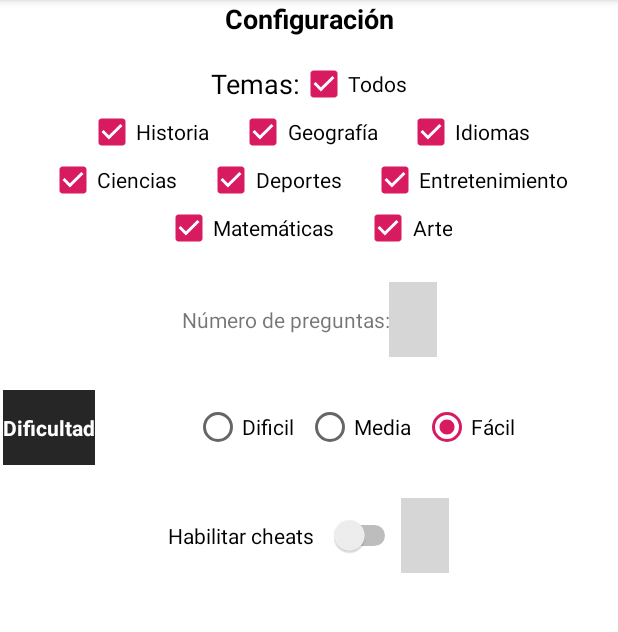
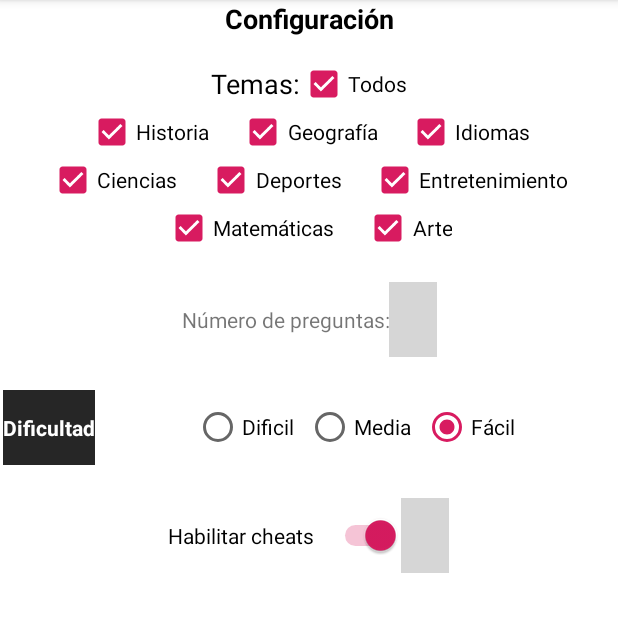
Before and after one commit to Kevintamayoa/FakePreguntados, an Android app: the form_opciones screen opened directly, with no data from a screen before it, on a phone screen of 412 x 824 dp, the part 84-716 px from its top. Run offline under Robolectric (Android 15) with nearby library versions, the light colour scheme and no system bars; libraries missing offline, so code that uses them is left out: com.michaelmuenzer.android; plain views replace ScrollableNumberPicker; 2 statements that could not run were skipped; grey boxes are pictures that could not be loaded.

Commit message:
Cree un banco de categorias como hice con el de preguntas. Quite de Categorias las categorias y las movi a Banco de categorias. En la clase de from_opciones hice que funcionaran graficamente los botones. Cree una clase Opciones ActivityModel como con el activity de preguntas para poder utilizarla, no se si sera util pero la cree por si acaso

```diff
--- /dev/null
+++ b/app/src/main/java/com/example/fakepreguntado/OpcionesActivityModel.java
@@ -0,0 +1,6 @@
+package com.example.fakepreguntado;
+
+import android.arch.lifecycle.ViewModel;
+
+public class OpcionesActivityModel extends ViewModel {
+}
--- a/app/src/main/java/com/example/fakepreguntado/form_opciones.java
+++ b/app/src/main/java/com/example/fakepreguntado/form_opciones.java
@@ -2,8 +2,10 @@ package com.example.fakepreguntado;
 
 import android.support.v7.app.AppCompatActivity;
 import android.os.Bundle;
-import android.view.View;
 import android.widget.CheckBox;
+import android.widget.CompoundButton;
+import android.widget.RadioButton;
+import android.widget.Switch;
 
 import com.michaelmuenzer.android.scrollablennumberpicker.ScrollableNumberPicker;
 
@@ -18,6 +20,11 @@ public class form_opciones extends AppCompatActivity {
     CheckBox matematicasCheck;
     CheckBox arteCheck;
     ScrollableNumberPicker numPreguntasScroll;
+    RadioButton dificilRad;
+    RadioButton medioRad;
+    RadioButton facilRad;
+    Switch cheatSwitch;
+    ScrollableNumberPicker cheatScroll;
 
 
     @Override
@@ -34,11 +41,15 @@ public class form_opciones extends AppCompatActivity {
         matematicasCheck=findViewById(R.id.matematicas_check);
         arteCheck=findViewById(R.id.arte_check);
         numPreguntasScroll=findViewById(R.id.numpreguntas_scroll);
+        dificilRad=findViewById(R.id.dificil_rb);
+        medioRad=findViewById(R.id.media_rb);
+        facilRad=findViewById(R.id.facil_id);
+        cheatSwitch=findViewById(R.id.cheat_switch);
+        cheatScroll=findViewById(R.id.cheat_scroll);
 
-
-        todosCheck.setOnClickListener(new View.OnClickListener() {
+        todosCheck.setOnCheckedChangeListener(new CompoundButton.OnCheckedChangeListener() {
             @Override
-            public void onClick(View v) {
+            public void onCheckedChanged(CompoundButton buttonView, boolean isChecked) {
                 if(!todosCheck.isChecked()) {
                     historiaCheck.setChecked(false);
                     geografiaCheck.setChecked(false);
@@ -61,4 +72,9 @@ public class form_opciones extends AppCompatActivity {
             }
         });
     }
+
+    @Override
+    protected void onSaveInstanceState(Bundle outState) {
+        super.onSaveInstanceState(outState);
+    }
 }
--- a/app/src/main/res/layout/activity_form_opciones.xml
+++ b/app/src/main/res/layout/activity_form_opciones.xml
@@ -173,7 +173,7 @@
             app:snp_buttonIconLeft="@drawable/ic_chevron_left_black_24dp"
             app:snp_buttonIconRight="@drawable/ic_chevron_right_black_24dp"
             app:snp_maxValue="40"
-            app:snp_minValue="5"
+            app:snp_minValue="10"
             app:snp_stepSize="1"
             app:snp_updateInterval="1"
             app:snp_value="15"></com.michaelmuenzer.android.scrollablennumberpicker.ScrollableNumberPicker>
@@ -257,16 +257,17 @@
             android:id="@+id/cheat_switch"
             android:layout_width="wrap_content"
             android:layout_height="match_parent"
-            android:checked="false"
-            android:text="Habilitar cheats   " />
+            android:checked="true"
+            android:text="Habilitar cheats   "            />
 
         <com.michaelmuenzer.android.scrollablennumberpicker.ScrollableNumberPicker
             android:layout_width="wrap_content"
             android:layout_height="match_parent"
+            android:id="@+id/cheat_scroll"
             app:snp_buttonIconLeft="@drawable/ic_chevron_left_black_24dp"
             app:snp_buttonIconRight="@drawable/ic_chevron_right_black_24dp"
             app:snp_maxValue="40"
-            app:snp_minValue="5"
+            app:snp_minValue="1"
             app:snp_stepSize="1"
             app:snp_updateInterval="1"
             app:snp_value="3"></com.michaelmuenzer.android.scrollablennumberpicker.ScrollableNumberPicker>
```
Also changed, not shown: app/src/main/java/com/example/fakepreguntado/BancoDeCategorias.java (added, +23 -0 lines), app/src/main/java/com/example/fakepreguntado/Categorias.java (+3 -15 lines).
